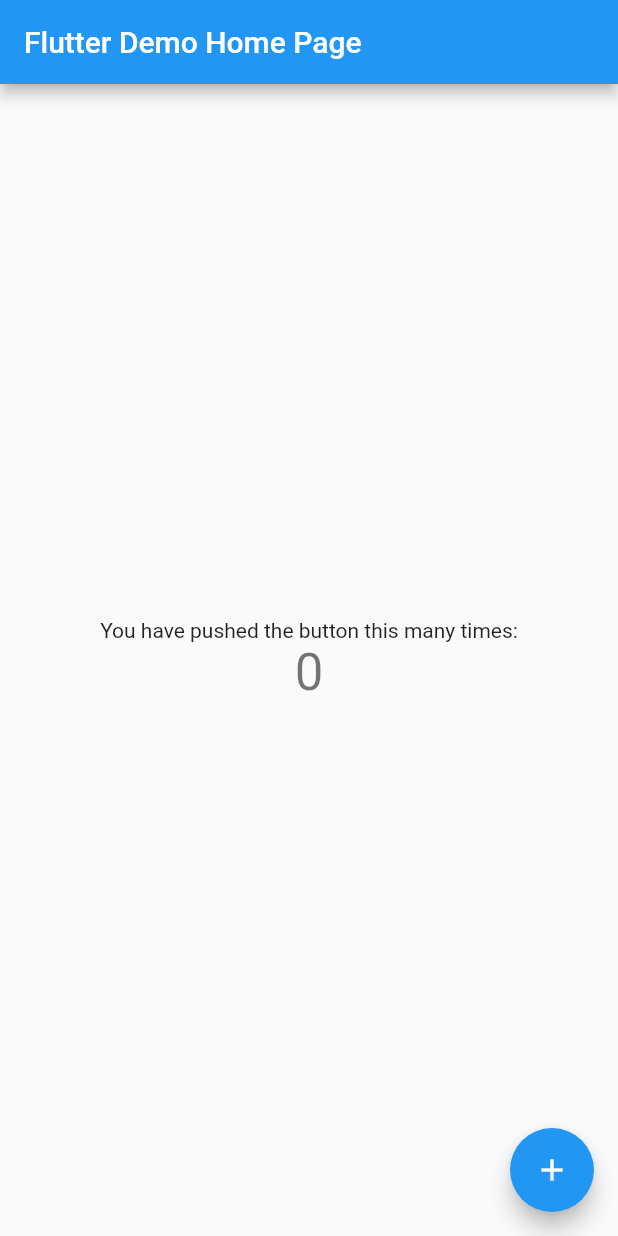
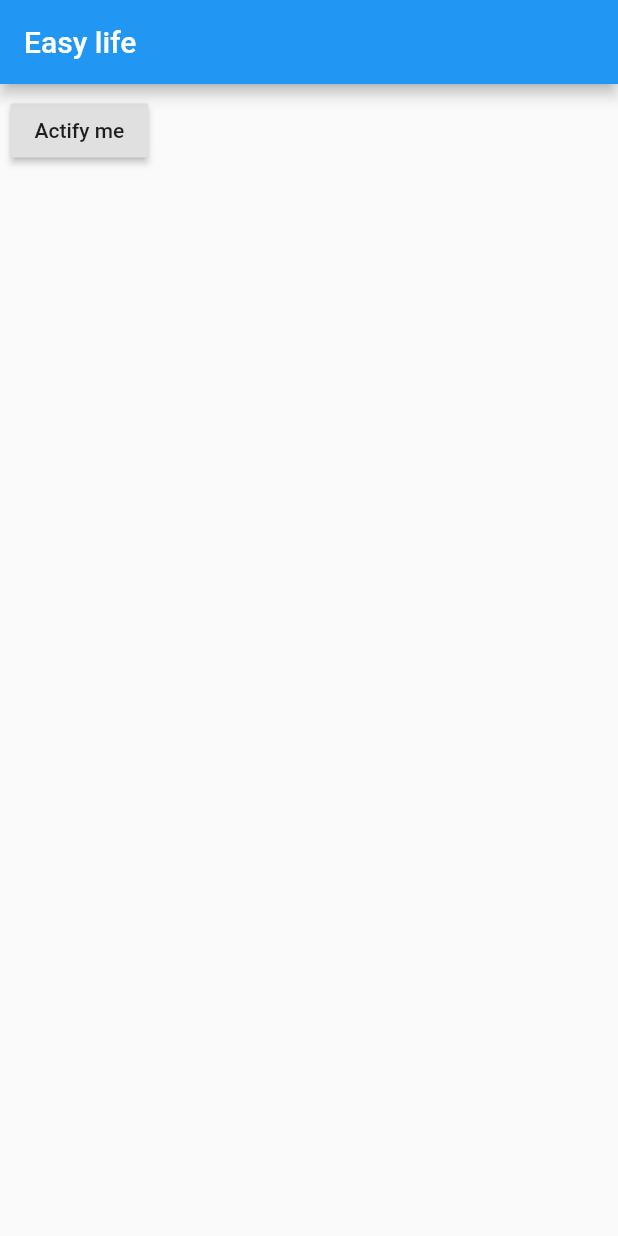
Before and after one commit to Moderbord/OrientX, a Flutter app: the screen it shows after launch, on a phone screen of 412 x 824 dp. Run offline on Flutter 3.47's test engine with Material 2 defaults, Android fonts, the phone set to English and light mode, and no system bars; missing offline and left inert: grouped_buttons.

Commit message:
Merged fron development and resolved conflicts

```diff
--- /dev/null
+++ b/lib/activitymanager.dart
@@ -0,0 +1,63 @@
+import 'package:flutter/material.dart';
+
+import 'activity.dart';
+
+enum ActivityType { Question, Video, Sound, Game }
+
+enum ActivityConclusion { Choice, Written, Task, Passive }
+
+enum ActivityAnswerCount { Single, Multiple }
+
+class ActivityManager extends StatelessWidget {
+  final ActivityType activityType;
+
+  final ActivityConclusion activityConclusion;
+
+  final ActivityAnswerCount activityAnswerCount;
+
+  ActivityManager(
+      {this.activityType, this.activityConclusion, this.activityAnswerCount}) {
+    print('[ActivityManager Widget] Constructor');
+  }
+
+  @override
+  Widget build(BuildContext context) {
+    print('[_ActivityManagerState State] build()');
+    return Column(
+      crossAxisAlignment: CrossAxisAlignment.center,
+      children: [
+        Container(
+          margin: EdgeInsets.all(7.0),
+          child: RaisedButton(
+            onPressed: () {
+              // Transitions to a new activity
+              _startActivity(context);
+            },
+            child: Text('Actify me'),
+          ),
+        ),
+      ],
+    );
+  }
+
+  _startActivity(BuildContext context) async {
+    final result = await Navigator.push(
+      context,
+      MaterialPageRoute(
+        builder: (context) => RootActivity(
+          name: 'Väsande aktivitet',
+          builder: (context) => Activity(
+            image: 'assets/väs.jpg',
+            imageText: 'Vad är detta för gudomlighet?',
+            labels: <String>['Hej', 'då', 'gammal', 'kod'],
+            time: 5,
+          ),
+        ),
+      ),
+    );
+
+    Scaffold.of(context)
+      ..removeCurrentSnackBar()
+      ..showSnackBar(SnackBar(content: Text('$result')));
+  }
+}
--- a/lib/main.dart
+++ b/lib/main.dart
@@ -1,111 +1,20 @@
 import 'package:flutter/material.dart';
 
-void main() => runApp(MyApp());
+import 'activitymanager.dart';
+import 'activity.dart';
 
-class MyApp extends StatelessWidget {
-  // This widget is the root of your application.
+void main() => runApp(OrientxApp());
+
+class OrientxApp extends StatelessWidget {
   @override
   Widget build(BuildContext context) {
     return MaterialApp(
-      title: 'Flutter Demo',
-      theme: ThemeData(
-        // This is the theme of your application.
-        //
-        // Try running your application with "flutter run". You'll see the
-        // application has a blue toolbar. Then, without quitting the app, try
-        // changing the primarySwatch below to Colors.green and then invoke
-        // "hot reload" (press "r" in the console where you ran "flutter run",
-        // or simply save your changes to "hot reload" in a Flutter IDE).
-        // Notice that the counter didn't reset back to zero; the application
-        // is not restarted.
-        primarySwatch: Colors.blue,
+      home: Scaffold(
+        appBar: AppBar(
+          title: Text('Easy life'),
+        ),
+        body: ActivityManager(),
       ),
-      home: MyHomePage(title: 'Flutter Demo Home Page'),
-    );
+    ); // used to wrap the entire app "core-root-widget"
   }
 }
-
-class MyHomePage extends StatefulWidget {
-  MyHomePage({Key key, this.title}) : super(key: key);
-
-  // This widget is the home page of your application. It is stateful, meaning
-  // that it has a State object (defined below) that contains fields that affect
-  // how it looks.
-
-  // This class is the configuration for the state. It holds the values (in this
-  // case the title) provided by the parent (in this case the App widget) and
-  // used by the build method of the State. Fields in a Widget subclass are
-  // always marked "final".
-
-  final String title;
-
-  @override
-  _MyHomePageState createState() => _MyHomePageState();
-}
-
-class _MyHomePageState extends State<MyHomePage> {
-  int _counter = 0;
-
-  void _incrementCounter() {
-    setState(() {
-      // This call to setState tells the Flutter framework that something has
-      // changed in this State, which causes it to rerun the build method below
-      // so that the display can reflect the updated values. If we changed
-      // _counter without calling setState(), then the build method would not be
-      // called again, and so nothing would appear to happen.
-      _counter++;
-    });
-  }
-
-  @override
-  Widget build(BuildContext context) {
-    // This method is rerun every time setState is called, for instance as done
-    // by the _incrementCounter method above.
-    //
-    // The Flutter framework has been optimized to make rerunning build methods
-    // fast, so that you can just rebuild anything that needs updating rather
-    // than having to individually change instances of widgets.
-    return Scaffold(
-      appBar: AppBar(
-        // Here we take the value from the MyHomePage object that was created by
-        // the App.build method, and use it to set our appbar title.
-        title: Text(widget.title),
-      ),
-      body: Center(
-        // Center is a layout widget. It takes a single child and positions it
-        // in the middle of the parent.
-        child: Column(
-          // Column is also a layout widget. It takes a list of children and
-          // arranges them vertically. By default, it sizes itself to fit its
-          // children horizontally, and tries to be as tall as its parent.
-          //
-          // Invoke "debug painting" (press "p" in the console, choose the
-          // "Toggle Debug Paint" action from the Flutter Inspector in Android
-          // Studio, or the "Toggle Debug Paint" command in Visual Studio Code)
-          // to see the wireframe for each widget.
-          //
-          // Column has various properties to control how it sizes itself and
-          // how it positions its children. Here we use mainAxisAlignment to
-          // center the children vertically; the main axis here is the vertical
-          // axis because Columns are vertical (the cross axis would be
-          // horizontal).
-          mainAxisAlignment: MainAxisAlignment.center,
-          children: <Widget>[
-            Text(
-              'You have pushed the button this many times:',
-            ),
-            Text(
-              '$_counter',
-              style: Theme.of(context).textTheme.display1,
-            ),
-          ],
-        ),
-      ),
-      floatingActionButton: FloatingActionButton(
-        onPressed: _incrementCounter,
-        tooltip: 'Increment',
-        child: Icon(Icons.add),
-      ), // This trailing comma makes auto-formatting nicer for build methods.
-    );
-  }
-}
--- a/pubspec.yaml
+++ b/pubspec.yaml
@@ -14,7 +14,7 @@
 version: 1.0.0+1
 
 environment:
-  sdk: ">=2.1.0 <3.0.0"
+  sdk: ">=2.2.0 <3.0.0"
 
 dependencies:
   flutter:
@@ -23,6 +23,7 @@
   # The following adds the Cupertino Icons font to your application.
   # Use with the CupertinoIcons class for iOS style icons.
   cupertino_icons: ^0.1.2
+  grouped_buttons: ^1.0.4
 
 dev_dependencies:
   flutter_test:
@@ -44,6 +45,8 @@
   # assets:
   #  - images/a_dot_burr.jpeg
   #  - images/a_dot_ham.jpeg
+  assets:
+    - assets/väs.jpg
 
   # An image asset can refer to one or more resolution-specific "variants", see
   # https://flutter.dev/assets-and-images/#resolution-aware.
```
Also changed, not shown: lib/activity.dart (added, +85 -0 lines), lib/activitytimer.dart (added, +35 -0 lines), lib/extendedcheckboxgroup.dart (added, +45 -0 lines), assets/väs.jpg (added), pubspec.lock, 2 other files.
